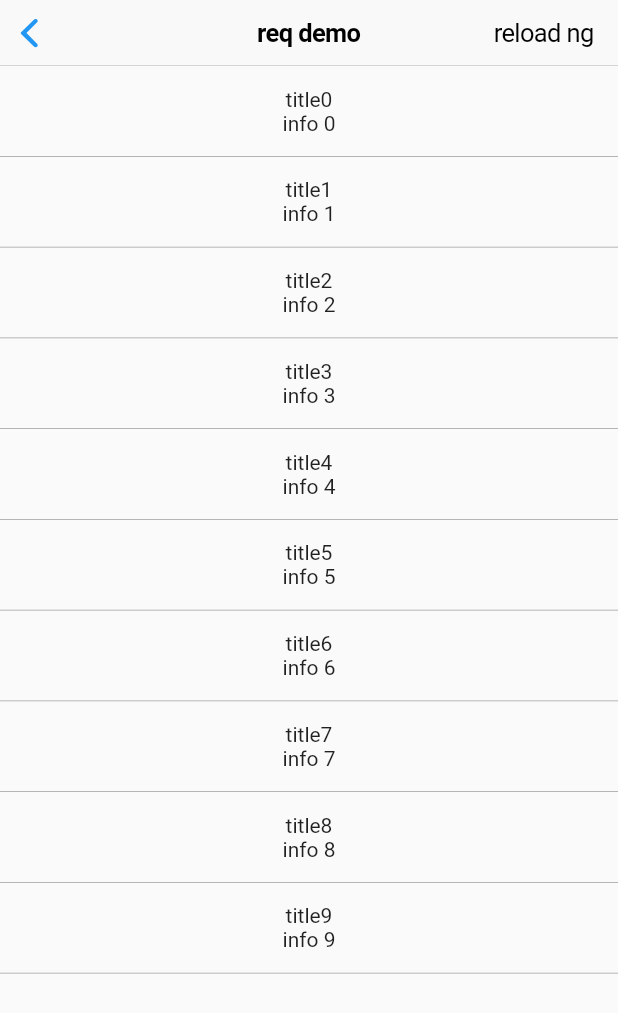
After one commit to PacteraWangCong/flutter_getx_demo, a Flutter app: the screen it shows after launch, after a tap on "req demo", on a phone screen of 412 x 824 dp. The commit adds this screen. Shown: the top 1013 px of the screen. Run offline on Flutter 3.47's test engine with Material 2 defaults, Android fonts, the phone set to English and light mode, and no system bars; our stand-ins replace flutter_easyloading, get.

Commit message:
FEAT: req demo 追加

```diff
--- /dev/null
+++ b/lib/controllers/req_demo_controller.dart
@@ -0,0 +1,68 @@
+import 'package:get/get.dart';
+import 'package:flutter_easyloading/flutter_easyloading.dart';
+
+/// 请求返回的数据
+class Result<T, E> {
+  bool success;
+  T data;
+  E error;
+  Result(this.success, {this.data, this.error});
+}
+
+class ReqDemoModel {
+  final String title;
+  final String info;
+  final String imageUrl;
+
+  ReqDemoModel({
+    this.title = 'title',
+    this.info = 'info',
+    this.imageUrl = 'imageUrl',
+  });
+}
+
+class ReqDemoController extends GetxController {
+  final reqResult = Rx<Result<List<ReqDemoModel>, String>>();
+
+  @override
+  void onInit() {
+    reqInit();
+    super.onInit();
+  }
+
+  /// 初期数据请求
+  void reqInit() {
+    EasyLoading.show();
+    Future.delayed(Duration(seconds: 1), () {
+      reqResult.value = Result(true, data: getDemoList());
+      EasyLoading.dismiss();
+    });
+  }
+}
+
+/// demo 方法
+extension ReqDemoControllerDemo on ReqDemoController {
+  void reloadOk() {
+    EasyLoading.show();
+    Future.delayed(Duration(seconds: 1), () {
+      reqResult.value = Result(true, data: getDemoList());
+      EasyLoading.dismiss();
+    });
+  }
+
+  void reloadNg() {
+    EasyLoading.show();
+    Future.delayed(Duration(seconds: 1), () {
+      reqResult.value = Result(false, error: 'test 请求失败');
+      EasyLoading.dismiss();
+    });
+  }
+
+  List<ReqDemoModel> getDemoList() {
+    List<ReqDemoModel> list = List<ReqDemoModel>();
+    for (int i = 0; i < 10; i++) {
+      list.add(ReqDemoModel(title: 'title$i', info: 'info $i', imageUrl: ''));
+    }
+    return list;
+  }
+}
--- a/lib/main.dart
+++ b/lib/main.dart
@@ -1,9 +1,9 @@
 import 'dart:async';
-
 import 'package:flutter/material.dart';
 import 'package:fluttergetxdemo/config/app_routes.dart';
 import 'package:fluttergetxdemo/controllers/app_service.dart';
 import 'package:get/get.dart';
+import 'package:flutter_easyloading/flutter_easyloading.dart';
 
 void main() {
   runApp(MyApp());
@@ -19,7 +19,12 @@ class MyApp extends StatelessWidget {
       routes: AppRoutes.routes,
       onInit: () async {
         Get.lazyPut(() => AppService());
+        EasyLoading.instance
+          ..userInteractions = false
+          ..indicatorSize = 50
+          ..contentPadding = EdgeInsets.all(30);
       },
+      builder: EasyLoading.init(),
       navigatorObservers: [MyObserver()],
     );
   }
--- a/lib/page/appear_demo_page.dart
+++ b/lib/page/appear_demo_page.dart
@@ -1,7 +1,7 @@
 import 'package:flutter/material.dart';
 import 'package:fluttergetxdemo/config/app_routes.dart';
 import 'package:get/get.dart';
-import 'package:fluttergetxdemo/extension/extension_widget.dart';
+import 'package:fluttergetxdemo/extension/mf_context_extension.dart';
 
 class AppearDemoAPage extends StatelessWidget {
   @override
--- a/lib/page/home_page.dart
+++ b/lib/page/home_page.dart
@@ -2,6 +2,7 @@ import 'package:flutter/material.dart';
 import 'package:fluttergetxdemo/config/app_routes.dart';
 import 'controller_demo_page.dart';
 import 'appear_demo_page.dart';
+import 'req_demo_page.dart';
 
 class HomePage extends StatelessWidget {
   @override
@@ -18,12 +19,19 @@ class HomePage extends StatelessWidget {
             },
           ),
           HomeBtn(
+            title: 'req demo',
+            description: '//api请求刷新页面的代码格式\n//使用异步延迟模仿api请求 \n //实际api请求写法请参考 minefocus_base_flutter',
+            clickedAction: () {
+              AppRoutes.push(ReqDemoPage());
+            },
+          ),
+          HomeBtn(
             title: 'page appear demo',
-            description: '//触发画面每次显示实现',
+            description: '//画面每次显示事件',
             clickedAction: () {
               AppRoutes.push(AppearDemoAPage());
             },
-          )
+          ),
         ],
       ),
     );
@@ -44,10 +52,13 @@ class HomeBtn extends StatelessWidget {
 
   @override
   Widget build(BuildContext context) {
-    return Column(
+    return Padding(
+      padding: const EdgeInsets.fromLTRB(20, 8, 20, 8),
+      child: Column(
+        crossAxisAlignment: CrossAxisAlignment.start,
         children: [
           SizedBox(height: 20),
-        Text(description, style: TextStyle(fontSize: 18, color: Colors.green)),
+          Text(description, style: TextStyle(fontSize: 16, color: Colors.green)),
           RaisedButton(
             child: Text(title),
             onPressed: () {
@@ -55,6 +66,7 @@ class HomeBtn extends StatelessWidget {
             },
           )
         ],
+      ),
     );
   }
 }
--- /dev/null
+++ b/lib/page/req_demo_page.dart
@@ -0,0 +1,93 @@
+import 'package:flutter/cupertino.dart';
+import 'package:flutter/material.dart';
+import 'package:get/get.dart';
+import 'package:fluttergetxdemo/controllers/req_demo_controller.dart';
+
+class ReqDemoPage extends StatelessWidget {
+  @override
+  Widget build(BuildContext context) {
+    return GetBuilder<ReqDemoController>(
+      init: ReqDemoController(),
+      builder: (controller) {
+        return Scaffold(
+          appBar: CupertinoNavigationBar(
+            middle: Text('req demo'),
+            trailing: CupertinoButton(
+              padding: EdgeInsets.zero,
+              child: Text('reload ng', style: TextStyle(color: Colors.black)),
+              onPressed: () {
+                controller.reloadNg();
+              },
+            ),
+          ),
+          body: Obx(() {
+            final result = controller.reqResult?.value;
+            if (result?.success == true) {
+              /// 请求成功画面显示
+              return _okView(result.data);
+            } else if (result?.success == false) {
+              /// 请求失败画面显示
+              return _ngView(result.error);
+            } else {
+              /// 初次没有数据画面显示
+              return _initView();
+            }
+          }),
+        );
+      },
+    );
+  }
+}
+
+extension ReqDemoPageExtension on ReqDemoPage {
+  Widget _initView() {
+    return Center(
+      child: Text(
+        '初始画面显示',
+        style: TextStyle(fontSize: 30),
+      ),
+    );
+  }
+
+  Widget _okView(List<ReqDemoModel> list) {
+    return ListView.builder(
+        itemCount: list.length,
+        itemBuilder: (context, index) {
+          final itemData = list[index];
+          return Column(
+            children: [
+              Container(
+                height: 60,
+                alignment: Alignment.center,
+                child: Column(
+                  mainAxisSize: MainAxisSize.min,
+                  children: [
+                    Text(itemData.title),
+                    Text(itemData.info),
+                  ],
+                ),
+              ),
+              Container(height: 0.5, color: Colors.grey),
+            ],
+          );
+        });
+  }
+
+  Widget _ngView(String errorMsg) {
+    return Center(
+      child: Column(
+        mainAxisSize: MainAxisSize.min,
+        children: [
+          Text(errorMsg, style: TextStyle(fontSize: 20)),
+          SizedBox(height: 30),
+          RaisedButton(
+            child: Text('reload ok'),
+            onPressed: () {
+              Get.find<ReqDemoController>().reloadOk();
+            },
+          )
+        ],
+      ),
+    );
+  }
+}
--- a/pubspec.yaml
+++ b/pubspec.yaml
@@ -25,6 +25,7 @@ dependencies:
     sdk: flutter
 
   get: 3.10.1
+  flutter_easyloading: ^2.2.0
 
   # The following adds the Cupertino Icons font to your application.
   # Use with the CupertinoIcons class for iOS style icons.
```
Also changed, not shown: lib/controllers/controller_demo_controller.dart (+20 -8 lines), lib/extension/mf_context_extension.dart (renamed from lib/extension/extension_widget.dart, +5 -5 lines), pubspec.lock. Lines whose indentation alone changed are shown as unchanged.
